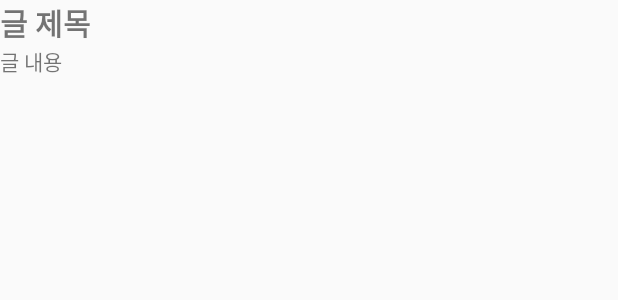
After one commit to juzero98/Hankki, an Android app: the layout community_list.xml on its own in the app's theme, with its tools: preview values and no code run, on a phone screen of 412 x 824 dp. The commit adds this screen. Shown: the top 300 px of the screen. Run offline under Robolectric (Android 15) with nearby library versions, the phone set to English and light mode, and no system bars.

Commit message:
CommunityActivity CommunityAdapter MyCommunity WriteActivity activity_community community_list misc

```diff
--- /dev/null
+++ b/app/src/main/java/com/example/hankki/MyCommunity.kt
@@ -0,0 +1,6 @@
+package com.example.hankki
+
+data class MyCommunity(
+    var titleId: String? = null,
+    var contentId: String? = null
+)
--- /dev/null
+++ b/app/src/main/res/layout/community_list.xml
@@ -0,0 +1,21 @@
+<?xml version="1.0" encoding="utf-8"?>
+<LinearLayout
+    xmlns:android="http://schemas.android.com/apk/res/android"
+    android:orientation="vertical"
+    android:layout_width="match_parent"
+    android:layout_height="match_parent">
+
+    <TextView
+        android:id="@+id/titleId"
+        android:layout_width="match_parent"
+        android:layout_height="wrap_content"
+        android:text="글 제목"
+        android:textSize="20dp"
+        android:textStyle="bold"/>
+
+    <TextView
+        android:id="@+id/contentId"
+        android:layout_width="match_parent"
+        android:layout_height="wrap_content"
+        android:text="글 내용"/>
+</LinearLayout>
```
Also changed, not shown: app/src/main/java/com/example/hankki/CommunityActivity.kt (+25 -3 lines), app/src/main/java/com/example/hankki/CommunityAdapter.kt (added, +48 -0 lines), app/src/main/java/com/example/hankki/WriteActivity.kt (+35 -31 lines), app/src/main/res/layout/activity_community.xml (+15 -6 lines).
